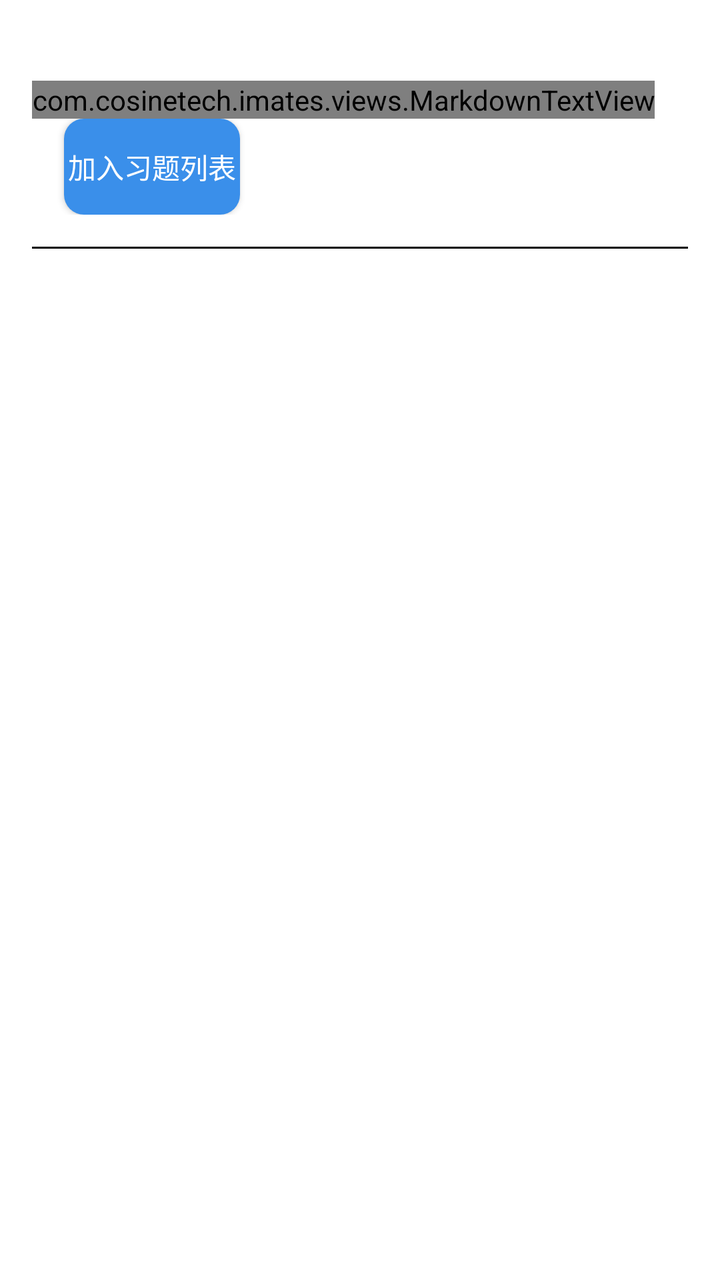
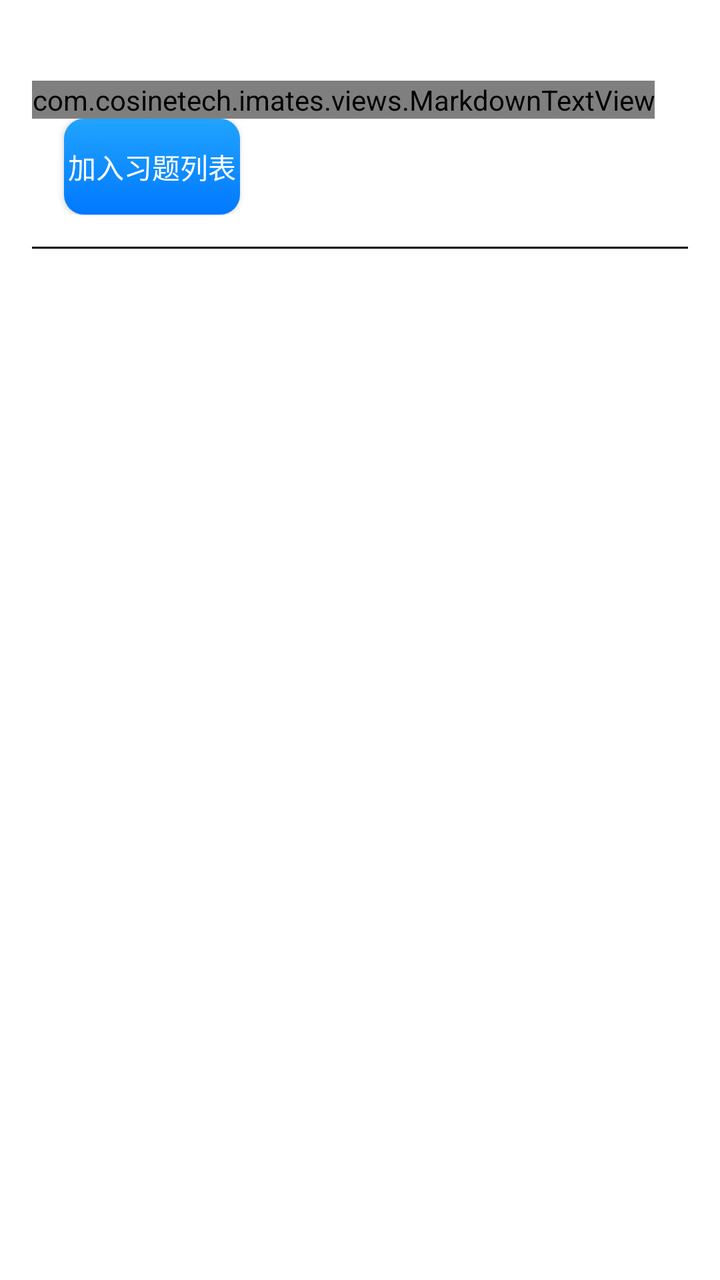

An Android layout rendered at two revisions. The XML below is the earlier revision; the diff shows what the commit changed to produce the second picture.
<!-- AndroidManifest.xml: application theme Theme.IMatesApp.FullScreen -->
<!-- res/layout/item_similar_question.xml -->
<?xml version="1.0" encoding="utf-8"?>
<LinearLayout xmlns:android="http://schemas.android.com/apk/res/android"
    android:id="@+id/container"
    android:layout_width="match_parent"
    android:layout_height="wrap_content"
    android:orientation="vertical"
    android:padding="16dp"
    android:background="@drawable/item_exercise_background"
    android:clickable="true"
    android:focusable="true">

    <TextView
        android:id="@+id/item_number"
        android:layout_width="wrap_content"
        android:layout_height="wrap_content"
        android:textSize="18sp"
        android:minHeight="24dp"
        android:textColor="@android:color/black"
        android:layout_gravity="start"
        android:layout_marginEnd="8dp" />

    <com.cosinetech.imates.views.MarkdownTextView
        android:id="@+id/question_text"
        android:clickable="true"
        android:focusable="false"
        android:layout_width="wrap_content"
        android:layout_height="wrap_content"
        android:textColor="#000000"/>

    <LinearLayout
        android:layout_width="match_parent"
        android:layout_height="wrap_content"
        android:orientation="horizontal">

        <Button
            android:id="@+id/add_to_list"
            android:layout_width="wrap_content"
            android:layout_height="wrap_content"
            android:layout_marginHorizontal="16dp"
            android:textColor="#ffffff"
            android:background="@drawable/button_bk"
            android:text = "加入习题列表"/>

        <Button
            android:id="@+id/add_to_favor"
            android:layout_width="wrap_content"
            android:layout_height="wrap_content"
            android:layout_marginHorizontal="16dp"
            android:visibility="gone"
            android:textColor="#ffffff"
            android:background="@drawable/button_bk"
            android:text = "加入我的收藏"/>
    </LinearLayout>

    <View
        android:layout_width="match_parent"
        android:layout_height="1dp"
        android:background="#000000"
        android:layout_marginTop="16dp"/>
</LinearLayout>
<!-- resources referenced by this layout -->
<resources>
  <!-- drawable button_bk (drawable) -->
  <?xml version="1.0" encoding="utf-8"?>
  <selector xmlns:android="http://schemas.android.com/apk/res/android">
      <item android:drawable="@drawable/button_disabled"  android:state_enabled="false"/>
      
      <item android:drawable="@drawable/button_normal" android:state_pressed="false"/>
      
      <item android:drawable="@drawable/button_pressed" android:state_pressed="true"/>
  </selector>
  <!-- drawable item_exercise_background (drawable) -->
  <?xml version="1.0" encoding="utf-8"?>
  <selector xmlns:android="http://schemas.android.com/apk/res/android">
      <item android:state_selected="true">
          <shape>
              <solid android:color="@android:color/transparent" />
              <stroke android:width="2dp" android:color="@android:color/holo_blue_light" />
              <corners android:radius="8dp" />
          </shape>
      </item>
      <item>
          <shape>
              <solid android:color="@android:color/white" />
          </shape>
      </item>
  </selector>
  <style name="Theme.IMatesApp.FullScreen" parent="Theme.AppCompat.Light.NoActionBar">
          
          <item name="android:windowFullscreen">true</item>
          
          <item name="android:windowTranslucentStatus">true</item>
          
          <item name="android:windowTranslucentNavigation">true</item>
      </style>
  <!-- drawable button_disabled (drawable) -->
  <?xml version="1.0" encoding="utf-8"?>
  <shape
      xmlns:android="http://schemas.android.com/apk/res/android"
      android:shape="rectangle">
      
      <corners android:radius="10dp"/>
      
      <solid android:color="#95999B"/>
  </shape>
  <!-- drawable button_normal (drawable) -->
  <?xml version="1.0" encoding="utf-8"?>
  <shape
      xmlns:android="http://schemas.android.com/apk/res/android"
      android:shape="rectangle">
      
      <corners android:radius="10dp"/>
      
      <solid android:color="#3a8fea"/>
  </shape>
  <!-- drawable button_pressed (drawable) -->
  <?xml version="1.0" encoding="utf-8"?>
  <shape
      xmlns:android="http://schemas.android.com/apk/res/android"
      android:shape="rectangle">
      
      <corners android:radius="10dp"/>
      
      <solid android:color="#0662f5"/>
  </shape>
</resources>

<!-- the commit's change to res/layout/item_similar_question.xml (unified diff, before → after) -->
@@ -38,7 +38,7 @@
             android:layout_height="wrap_content"
             android:layout_marginHorizontal="16dp"
             android:textColor="#ffffff"
-            android:background="@drawable/button_bk"
+            android:background="@drawable/knowledge_similar_button_bk"
             android:text = "加入习题列表"/>
 
         <Button
<!-- resource entries referenced after the edit -->
@@ -25,6 +25,13 @@
           </shape>
       </item>
   </selector>
+  <!-- drawable knowledge_similar_button_bk (drawable) -->
+  <?xml version="1.0" encoding="utf-8"?>
+  <shape android:shape="rectangle"
+      xmlns:android="http://schemas.android.com/apk/res/android">
+      <gradient android:type="linear" android:useLevel="true" android:startColor="#ff0078ff" android:endColor="#ff21a4ff" android:angle="45" />
+      <corners android:topLeftRadius="10dp" android:topRightRadius="10dp" android:bottomLeftRadius="10dp" android:bottomRightRadius="10dp" />
+  </shape>
   <style name="Theme.IMatesApp.FullScreen" parent="Theme.AppCompat.Light.NoActionBar">
           
           <item name="android:windowFullscreen">true</item>
